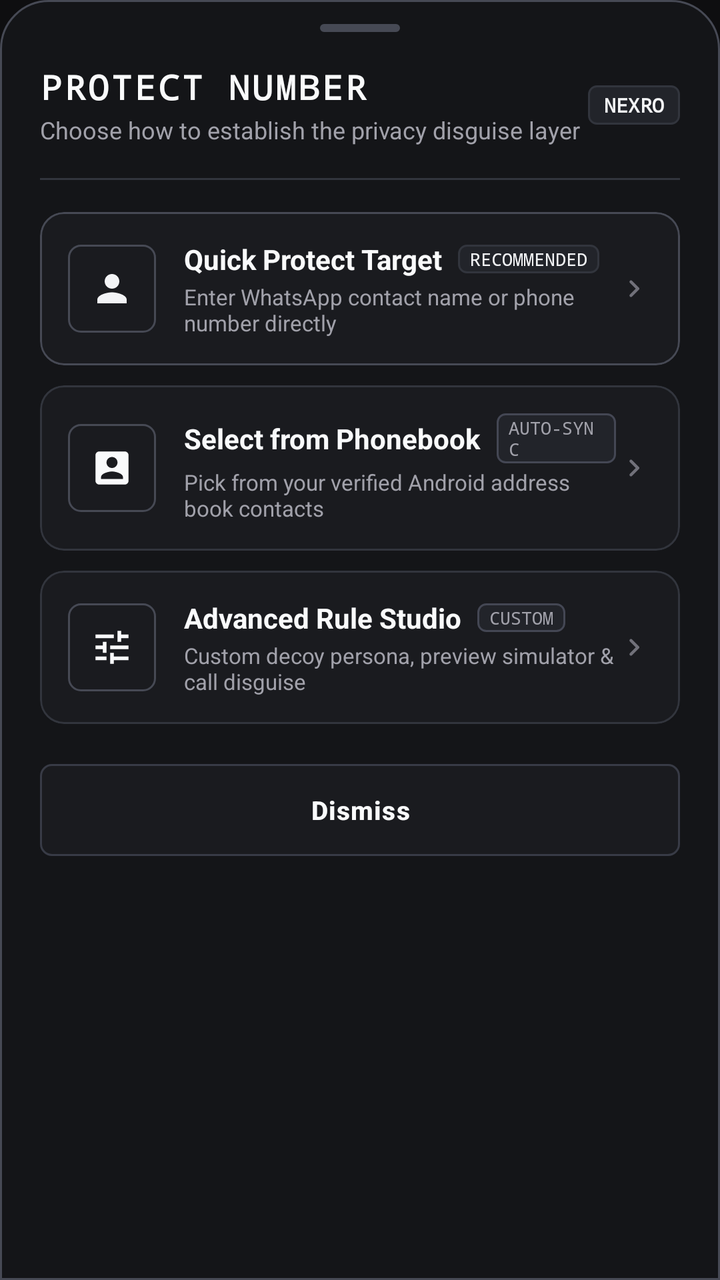
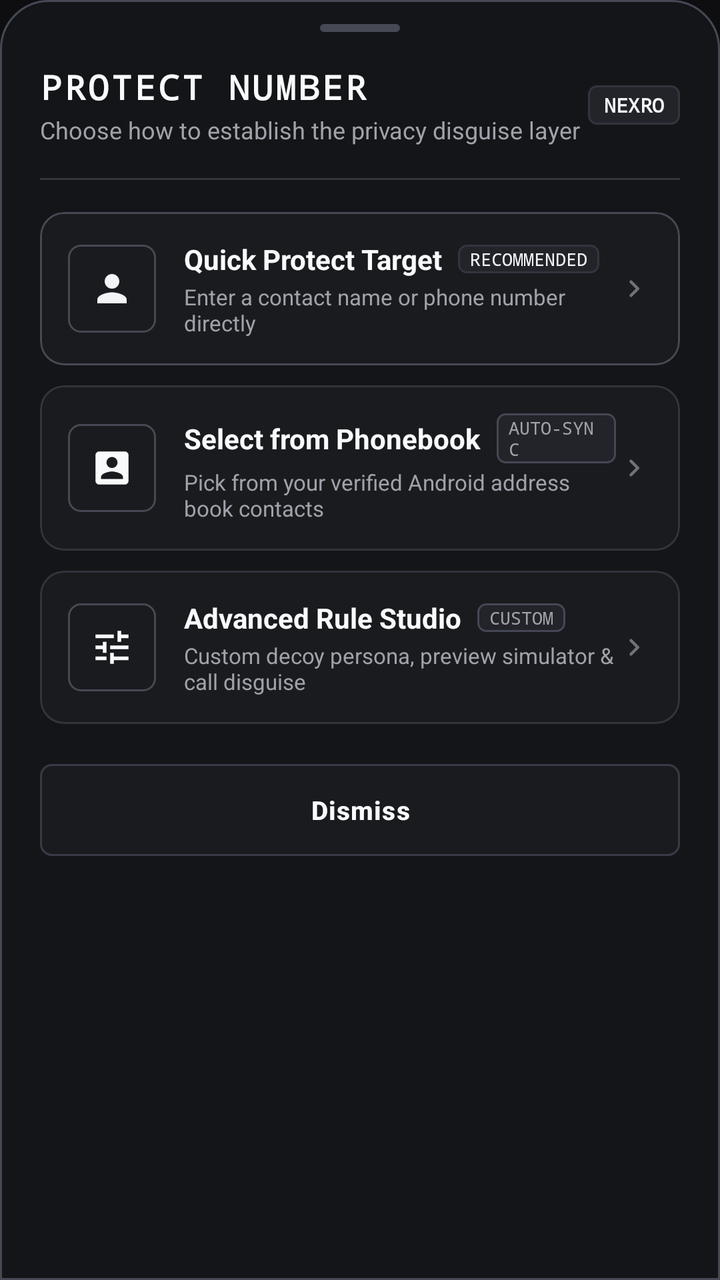

The first picture is an Android layout as it rendered before a commit; the second is the same layout after the commit. The layout source and the unified diff follow.
<!-- AndroidManifest.xml: application theme Theme.Veil -->
<!-- res/layout/bottom_sheet_protect_chooser.xml -->
<androidx.core.widget.NestedScrollView xmlns:android="http://schemas.android.com/apk/res/android"
    xmlns:app="http://schemas.android.com/apk/res-auto"
    android:layout_width="match_parent"
    android:layout_height="wrap_content"
    android:background="@drawable/bg_bottom_sheet_veil"
    android:fillViewport="true">

    <LinearLayout
        android:layout_width="match_parent"
        android:layout_height="wrap_content"
        android:orientation="vertical"
        android:paddingHorizontal="20dp"
        android:paddingTop="12dp"
        android:paddingBottom="28dp">

    
    <View
        android:layout_width="40dp"
        android:layout_height="4dp"
        android:layout_gravity="center_horizontal"
        android:layout_marginBottom="16dp"
        android:background="@drawable/bg_circle_icon"
        android:backgroundTint="@color/veil_hairline_bright" />

    
    <LinearLayout
        android:layout_width="match_parent"
        android:layout_height="wrap_content"
        android:gravity="center_vertical"
        android:orientation="horizontal">

        <LinearLayout
            android:layout_width="0dp"
            android:layout_height="wrap_content"
            android:layout_weight="1"
            android:orientation="vertical">

            <TextView
                android:layout_width="wrap_content"
                android:layout_height="wrap_content"
                android:fontFamily="monospace"
                android:letterSpacing="0.08"
                android:text="PROTECT NUMBER"
                android:textColor="@color/veil_text_high"
                android:textSize="17sp"
                android:textStyle="bold" />

            <TextView
                android:layout_width="wrap_content"
                android:layout_height="wrap_content"
                android:layout_marginTop="2dp"
                android:text="Choose how to establish the privacy disguise layer"
                android:textColor="@color/veil_text_medium"
                android:textSize="12sp" />
        </LinearLayout>

        <TextView
            android:layout_width="wrap_content"
            android:layout_height="wrap_content"
            android:background="@drawable/bg_badge_disguised"
            android:fontFamily="monospace"
            android:paddingHorizontal="8dp"
            android:paddingVertical="3dp"
            android:text="NEXRO"
            android:textColor="@color/veil_accent_secure"
            android:textSize="10sp"
            android:textStyle="bold" />
    </LinearLayout>

    <View
        android:layout_width="match_parent"
        android:layout_height="1dp"
        android:layout_marginVertical="16dp"
        android:background="@color/veil_hairline" />

    
    <com.google.android.material.card.MaterialCardView
        android:id="@+id/cardQuickProtect"
        style="@style/Widget.Veil.Card"
        android:layout_width="match_parent"
        android:layout_height="wrap_content"
        android:clickable="true"
        android:focusable="true"
        android:foreground="?attr/selectableItemBackground"
        app:cardCornerRadius="12dp"
        app:strokeColor="@color/veil_hairline_bright">

        <LinearLayout
            android:layout_width="match_parent"
            android:layout_height="wrap_content"
            android:gravity="center_vertical"
            android:orientation="horizontal"
            android:padding="14dp">

            <FrameLayout
                android:layout_width="44dp"
                android:layout_height="44dp"
                android:background="@drawable/bg_button_cyber_secondary">

                <ImageView
                    android:layout_width="22dp"
                    android:layout_height="22dp"
                    android:layout_gravity="center"
                    android:src="@drawable/ic_person_protect"
                    app:tint="@color/veil_accent_secure" />
            </FrameLayout>

            <LinearLayout
                android:layout_width="0dp"
                android:layout_height="wrap_content"
                android:layout_marginStart="14dp"
                android:layout_weight="1"
                android:orientation="vertical">

                <LinearLayout
                    android:layout_width="wrap_content"
                    android:layout_height="wrap_content"
                    android:gravity="center_vertical"
                    android:orientation="horizontal">

                    <TextView
                        android:layout_width="wrap_content"
                        android:layout_height="wrap_content"
                        android:text="Quick Protect Target"
                        android:textColor="@color/veil_text_high"
                        android:textSize="14sp"
                        android:textStyle="bold" />

                    <TextView
                        android:layout_width="wrap_content"
                        android:layout_height="wrap_content"
                        android:layout_marginStart="8dp"
                        android:background="@drawable/bg_badge_disguised"
                        android:fontFamily="monospace"
                        android:paddingHorizontal="6dp"
                        android:paddingVertical="1dp"
                        android:text="RECOMMENDED"
                        android:textColor="@color/veil_accent_secure"
                        android:textSize="9sp" />
                </LinearLayout>

                <TextView
                    android:layout_width="wrap_content"
                    android:layout_height="wrap_content"
                    android:layout_marginTop="2dp"
                    android:text="Enter WhatsApp contact name or phone number directly"
                    android:textColor="@color/veil_text_medium"
                    android:textSize="11sp" />
            </LinearLayout>

            <ImageView
                android:layout_width="18dp"
                android:layout_height="18dp"
                android:src="@drawable/ic_chevron_right"
                app:tint="@color/veil_text_low" />
        </LinearLayout>
    </com.google.android.material.card.MaterialCardView>

    
    <com.google.android.material.card.MaterialCardView
        android:id="@+id/cardImportContacts"
        style="@style/Widget.Veil.Card"
        android:layout_width="match_parent"
        android:layout_height="wrap_content"
        android:layout_marginTop="10dp"
        android:clickable="true"
        android:focusable="true"
        android:foreground="?attr/selectableItemBackground"
        app:cardCornerRadius="12dp"
        app:strokeColor="@color/veil_hairline">

        <LinearLayout
            android:layout_width="match_parent"
            android:layout_height="wrap_content"
            android:gravity="center_vertical"
            android:orientation="horizontal"
            android:padding="14dp">

            <FrameLayout
                android:layout_width="44dp"
                android:layout_height="44dp"
                android:background="@drawable/bg_button_cyber_secondary">

                <ImageView
                    android:layout_width="22dp"
                    android:layout_height="22dp"
                    android:layout_gravity="center"
                    android:src="@drawable/ic_phonebook_contacts"
                    app:tint="@color/veil_text_high" />
            </FrameLayout>

            <LinearLayout
                android:layout_width="0dp"
                android:layout_height="wrap_content"
                android:layout_marginStart="14dp"
                android:layout_weight="1"
                android:orientation="vertical">

                <LinearLayout
                    android:layout_width="wrap_content"
                    android:layout_height="wrap_content"
                    android:gravity="center_vertical"
                    android:orientation="horizontal">

                    <TextView
                        android:layout_width="wrap_content"
                        android:layout_height="wrap_content"
                        android:text="Select from Phonebook"
                        android:textColor="@color/veil_text_high"
                        android:textSize="14sp"
                        android:textStyle="bold" />

                    <TextView
                        android:layout_width="wrap_content"
                        android:layout_height="wrap_content"
                        android:layout_marginStart="8dp"
                        android:background="@drawable/bg_badge_revealed"
                        android:fontFamily="monospace"
                        android:paddingHorizontal="6dp"
                        android:paddingVertical="1dp"
                        android:text="AUTO-SYNC"
                        android:textColor="@color/veil_text_medium"
                        android:textSize="9sp" />
                </LinearLayout>

                <TextView
                    android:layout_width="wrap_content"
                    android:layout_height="wrap_content"
                    android:layout_marginTop="2dp"
                    android:text="Pick from your verified Android address book contacts"
                    android:textColor="@color/veil_text_medium"
                    android:textSize="11sp" />
            </LinearLayout>

            <ImageView
                android:layout_width="18dp"
                android:layout_height="18dp"
                android:src="@drawable/ic_chevron_right"
                app:tint="@color/veil_text_low" />
        </LinearLayout>
    </com.google.android.material.card.MaterialCardView>

    
    <com.google.android.material.card.MaterialCardView
        android:id="@+id/cardAdvancedRule"
        style="@style/Widget.Veil.Card"
        android:layout_width="match_parent"
        android:layout_height="wrap_content"
        android:layout_marginTop="10dp"
        android:clickable="true"
        android:focusable="true"
        android:foreground="?attr/selectableItemBackground"
        app:cardCornerRadius="12dp"
        app:strokeColor="@color/veil_hairline">

        <LinearLayout
            android:layout_width="match_parent"
            android:layout_height="wrap_content"
            android:gravity="center_vertical"
            android:orientation="horizontal"
            android:padding="14dp">

            <FrameLayout
                android:layout_width="44dp"
                android:layout_height="44dp"
                android:background="@drawable/bg_button_cyber_secondary">

                <ImageView
                    android:layout_width="22dp"
                    android:layout_height="22dp"
                    android:layout_gravity="center"
                    android:src="@drawable/ic_sliders_advanced"
                    app:tint="@color/veil_text_high" />
            </FrameLayout>

            <LinearLayout
                android:layout_width="0dp"
                android:layout_height="wrap_content"
                android:layout_marginStart="14dp"
                android:layout_weight="1"
                android:orientation="vertical">

                <LinearLayout
                    android:layout_width="wrap_content"
                    android:layout_height="wrap_content"
                    android:gravity="center_vertical"
                    android:orientation="horizontal">

                    <TextView
                        android:layout_width="wrap_content"
                        android:layout_height="wrap_content"
                        android:text="Advanced Rule Studio"
                        android:textColor="@color/veil_text_high"
                        android:textSize="14sp"
                        android:textStyle="bold" />

                    <TextView
                        android:layout_width="wrap_content"
                        android:layout_height="wrap_content"
                        android:layout_marginStart="8dp"
                        android:background="@drawable/bg_badge_revealed"
                        android:fontFamily="monospace"
                        android:paddingHorizontal="6dp"
                        android:paddingVertical="1dp"
                        android:text="CUSTOM"
                        android:textColor="@color/veil_text_medium"
                        android:textSize="9sp" />
                </LinearLayout>

                <TextView
                    android:layout_width="wrap_content"
                    android:layout_height="wrap_content"
                    android:layout_marginTop="2dp"
                    android:text="Custom decoy persona, preview simulator &amp; call disguise"
                    android:textColor="@color/veil_text_medium"
                    android:textSize="11sp" />
            </LinearLayout>

            <ImageView
                android:layout_width="18dp"
                android:layout_height="18dp"
                android:src="@drawable/ic_chevron_right"
                app:tint="@color/veil_text_low" />
        </LinearLayout>
    </com.google.android.material.card.MaterialCardView>

    
    <com.google.android.material.button.MaterialButton
        android:id="@+id/btnCloseChooser"
        style="@style/Widget.Veil.Button.Secondary"
        android:layout_width="match_parent"
        android:layout_height="wrap_content"
        android:layout_marginTop="20dp"
        android:minHeight="46dp"
        android:text="Dismiss"
        android:textSize="13sp" />
    </LinearLayout>
</androidx.core.widget.NestedScrollView>
<!-- resources referenced by this layout -->
<resources>
  <color name="veil_accent_secure">#F3F4F6</color>
  <color name="veil_hairline">#32353D</color>
  <color name="veil_hairline_bright">#464954</color>
  <color name="veil_text_high">#F9FAFB</color>
  <color name="veil_text_low">#71717A</color>
  <color name="veil_text_medium">#A1A1AA</color>
  <!-- drawable bg_circle_icon (drawable) -->
  <?xml version="1.0" encoding="utf-8"?>
  <shape xmlns:android="http://schemas.android.com/apk/res/android"
      android:shape="rectangle">
      <corners android:radius="8dp" />
      <solid android:color="@color/veil_surface_elevated" />
      <stroke android:width="1dp" android:color="@color/veil_hairline" />
  </shape>
  <style name="Widget.Veil.Card" parent="Widget.Material3.CardView.Filled">
          <item name="cardBackgroundColor">@color/veil_surface_card</item>
          <item name="cardCornerRadius">8dp</item>
          <item name="cardElevation">0dp</item>
          <item name="strokeColor">@color/veil_hairline</item>
          <item name="strokeWidth">1dp</item>
      </style>
  <color name="veil_surface_elevated">#22242A</color>
  <color name="veil_accent_secure_dim">#22242A</color>
  <color name="veil_accent_secure_border">#444754</color>
  <color name="veil_surface">#141518</color>
  <color name="veil_surface_card">#1A1B1F</color>
  <color name="veil_button_secondary_border">#383B46</color>
  <color name="md_theme_dark_primary">#FFFFFF</color>
  <color name="md_theme_dark_onPrimary">#0E0E10</color>
  <color name="md_theme_dark_primaryContainer">#22242A</color>
  <color name="md_theme_dark_onPrimaryContainer">#F9FAFB</color>
  <color name="md_theme_dark_inversePrimary">#0E0E10</color>
  <color name="md_theme_dark_secondary">#E4E4E7</color>
  <color name="md_theme_dark_onSecondary">#0E0E10</color>
  <color name="md_theme_dark_secondaryContainer">#1A1B1F</color>
  <color name="md_theme_dark_onSecondaryContainer">#F9FAFB</color>
  <color name="md_theme_dark_tertiary">#E4E4E7</color>
  <color name="md_theme_dark_onTertiary">#0E0E10</color>
  <color name="md_theme_dark_tertiaryContainer">#1A1B1F</color>
  <color name="md_theme_dark_onTertiaryContainer">#F9FAFB</color>
  <color name="veil_canvas">#0E0E10</color>
  <style name="Widget.Veil.Chip" parent="Widget.Material3.Chip.Assist">
          <item name="chipBackgroundColor">@color/veil_surface_card</item>
          <item name="chipStrokeColor">@color/veil_hairline_bright</item>
          <item name="chipStrokeWidth">1dp</item>
          <item name="chipCornerRadius">6dp</item>
          <item name="android:textColor">@color/veil_text_high</item>
      </style>
  <style name="Theme.Veil.BottomSheetDialog" parent="Theme.Material3.Dark.BottomSheetDialog">
          <item name="bottomSheetStyle">@style/Widget.Veil.BottomSheet.Modal</item>
          <item name="android:windowIsFloating">false</item>
          <item name="android:statusBarColor">@android:color/transparent</item>
          <item name="android:navigationBarColor">@color/veil_surface</item>
      </style>
  <color name="veil_button_primary_bg">#FFFFFF</color>
  <color name="veil_button_primary_text">#0E0E10</color>
  <style name="Widget.Veil.BottomSheet.Modal" parent="Widget.Material3.BottomSheet.Modal">
          <item name="backgroundTint">@color/veil_surface</item>
          <item name="shapeAppearance">@style/ShapeAppearance.Veil.BottomSheet</item>
      </style>
  <style name="ShapeAppearance.Veil.BottomSheet" parent="ShapeAppearance.Material3.Corner.Large">
          <item name="cornerSizeTopLeft">24dp</item>
          <item name="cornerSizeTopRight">24dp</item>
          <item name="cornerSizeBottomLeft">0dp</item>
          <item name="cornerSizeBottomRight">0dp</item>
      </style>
  <!-- unchanged entries left out for length: 13 -->
</resources>

<!-- the commit's change to res/layout/bottom_sheet_protect_chooser.xml (unified diff, before → after) -->
@@ -143,7 +143,7 @@
                     android:layout_width="wrap_content"
                     android:layout_height="wrap_content"
                     android:layout_marginTop="2dp"
-                    android:text="Enter WhatsApp contact name or phone number directly"
+                    android:text="Enter a contact name or phone number directly"
                     android:textColor="@color/veil_text_medium"
                     android:textSize="11sp" />
             </LinearLayout>
